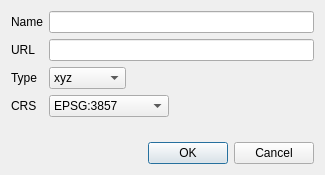
Old version of the form mapflow/static/ui/provider_dialog.ui in the repository Geoalert/mapflow-qgis.
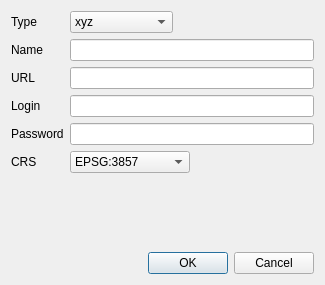
New version of the form.

What changed in the file:
```diff
--- a/mapflow/static/ui/provider_dialog.ui
+++ b/mapflow/static/ui/provider_dialog.ui
@@ -10,7 +10,7 @@
     <x>0</x>
     <y>0</y>
     <width>325</width>
-    <height>175</height>
+    <height>285</height>
    </rect>
   </property>
   <property name="sizePolicy">
@@ -22,13 +22,13 @@
   <property name="minimumSize">
    <size>
     <width>325</width>
-    <height>175</height>
+    <height>225</height>
    </size>
   </property>
   <property name="maximumSize">
    <size>
     <width>325</width>
-    <height>175</height>
+    <height>325</height>
    </size>
   </property>
   <property name="windowTitle">
@@ -38,65 +38,97 @@
    <item row="0" column="0">
     <layout class="QFormLayout" name="formLayout">
      <item row="0" column="0">
+      <widget class="QLabel" name="labelType">
+       <property name="text">
+        <string>Type</string>
+       </property>
+      </widget>
+     </item>
+     <item row="0" column="1">
+      <widget class="QComboBox" name="type">
+       <property name="sizePolicy">
+        <sizepolicy hsizetype="Fixed" vsizetype="Fixed">
+         <horstretch>0</horstretch>
+         <verstretch>0</verstretch>
+        </sizepolicy>
+       </property>
+       <property name="toolTip">
+        <string>Tile coordinate scheme. XYZ is the most popular format, use it if you are not sure</string>
+       </property>
+       <item>
+        <property name="text">
+         <string notr="true">xyz</string>
+        </property>
+       </item>
+       <item>
+        <property name="text">
+         <string notr="true">tms</string>
+        </property>
+       </item>
+       <item>
+        <property name="text">
+         <string notr="true">quadkey</string>
+        </property>
+       </item>
+       <item>
+        <property name="text">
+         <string>Maxar WMTS</string>
+        </property>
+       </item>
+      </widget>
+     </item>
+     <item row="1" column="0">
       <widget class="QLabel" name="labelName">
        <property name="text">
         <string>Name</string>
        </property>
       </widget>
      </item>
-     <item row="0" column="1">
+     <item row="1" column="1">
       <widget class="QLineEdit" name="name">
        <property name="placeholderText">
         <string/>
        </property>
       </widget>
      </item>
-     <item row="1" column="0">
+     <item row="2" column="0">
       <widget class="QLabel" name="labelUrl">
        <property name="text">
         <string notr="true">URL</string>
        </property>
       </widget>
      </item>
-     <item row="1" column="1">
+     <item row="2" column="1">
       <widget class="QLineEdit" name="url"/>
      </item>
      <item row="3" column="0">
-      <widget class="QLabel" name="labelType">
+      <widget class="QLabel" name="label_2">
        <property name="text">
-        <string>Type</string>
+        <string>Login</string>
        </property>
       </widget>
      </item>
      <item row="3" column="1">
-      <widget class="QComboBox" name="type">
-       <property name="sizePolicy">
-        <sizepolicy hsizetype="Fixed" vsizetype="Fixed">
-         <horstretch>0</horstretch>
-         <verstretch>0</verstretch>
-        </sizepolicy>
+      <widget class="QLineEdit" name="login"/>
+     </item>
+     <item row="4" column="0">
+      <widget class="QLabel" name="label_3">
+       <property name="text">
+        <string>Password</string>
        </property>
-       <property name="toolTip">
-        <string>Tile coordinate scheme. XYZ is the most popular format, use it if you are not sure</string>
-       </property>
-       <item>
-        <property name="text">
-         <string notr="true">xyz</string>
-        </property>
-       </item>
-       <item>
-        <property name="text">
-         <string notr="true">tms</string>
-        </property>
-       </item>
-       <item>
-        <property name="text">
-         <string notr="true">quadkey</string>
-        </property>
-       </item>
       </widget>
      </item>
      <item row="4" column="1">
+      <widget class="QLineEdit" name="password"/>
+     </item>
+     <item row="5" column="0">
+      <widget class="QLabel" name="label">
+       <property name="text">
+        <string>CRS</string>
+       </property>
+      </widget>
+     </item>
+     <item row="5" column="1">
       <widget class="QComboBox" name="crs">
        <property name="sizePolicy">
         <sizepolicy hsizetype="Preferred" vsizetype="Fixed">
@@ -131,13 +163,6 @@
        </item>
       </widget>
      </item>
-     <item row="4" column="0">
-      <widget class="QLabel" name="label">
-       <property name="text">
-        <string>CRS</string>
-       </property>
-      </widget>
-     </item>
     </layout>
    </item>
    <item row="1" column="0">
```
Left out of the diff: 20 changed lines with no effect on the pictures.
